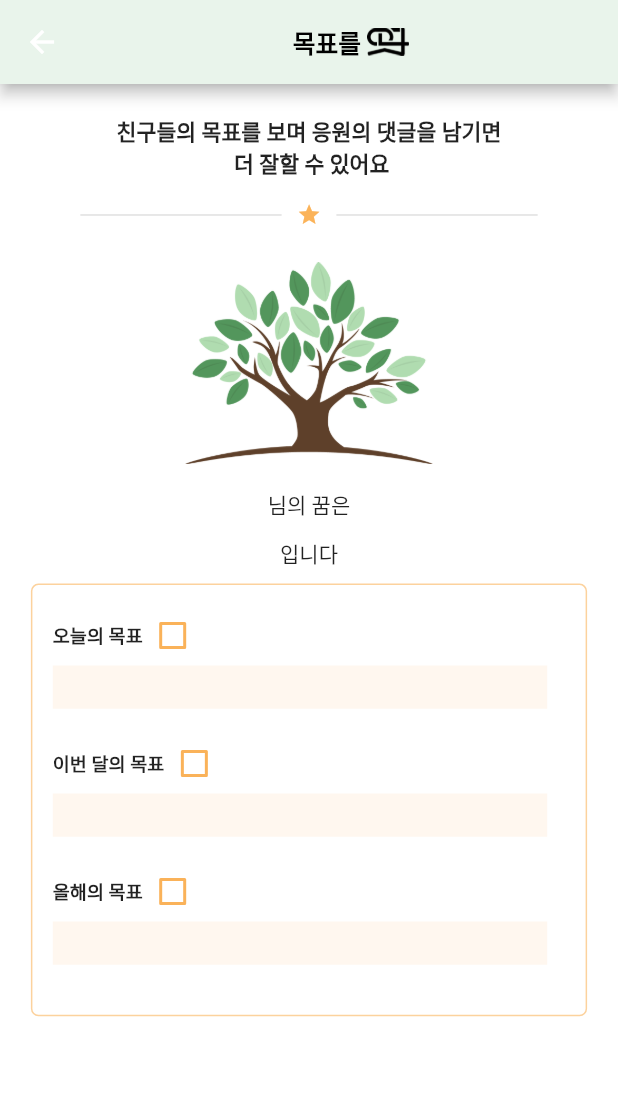
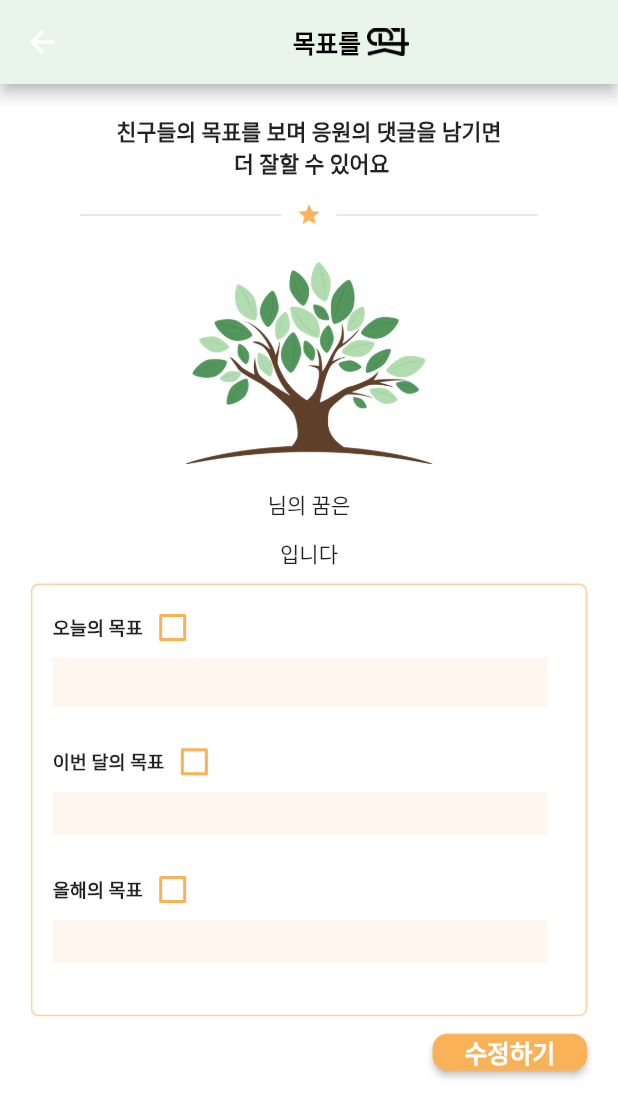
Before and after one commit to ddo0ii/itdago, a Flutter app: the GoalEditPage screen opened directly with empty values, on a phone screen of 412 x 824 dp. Shown: the top 1118 px of the screen. Run offline on Flutter 3.47's test engine with Material 2 defaults, Android fonts, the phone set to English and light mode, and no system bars; our stand-ins replace audioplayers, cloud_firestore, dropdown_search, file, firebase_auth, firebase_database and 2 more; missing offline and left inert: flutter_audio_recorder, medcorder_audio, permissions_plugin; accounts and stored records are empty.

Commit message:
진짜 최종 이제 끝

```diff
--- a/lib/goal_edit.dart
+++ b/lib/goal_edit.dart
@@ -71,7 +71,6 @@ class _GoalEditPageState extends State<GoalEditPage> {
       height: height,
       child:  TextField(
         controller: _todaytextController,
-        onSubmitted: _todayhandleSubmitted,
         decoration:  InputDecoration(
             filled: true,
             fillColor: HexColor("#fff7ef"),
@@ -87,7 +86,6 @@ class _GoalEditPageState extends State<GoalEditPage> {
       height: height,
       child:  TextField(
         controller: _weektextController,
-        onSubmitted: _weekhandleSubmitted,
         decoration:  InputDecoration(
             filled: true,
             fillColor: HexColor("#fff7ef"),
@@ -103,7 +101,6 @@ class _GoalEditPageState extends State<GoalEditPage> {
       height: height,
       child:  TextField(
         controller: _yeartextController,
-        onSubmitted: _yearhandleSubmitted,
         decoration:  InputDecoration(
             filled: true,
             fillColor: HexColor("#fff7ef"),
@@ -364,7 +361,7 @@ class _GoalEditPageState extends State<GoalEditPage> {
               ),
               Container(height: screenHeight*0.01),
               Container(
-                padding: EdgeInsets.all(screenWidth*0.033),
+                padding: EdgeInsets.fromLTRB(screenWidth*0.033, screenHeight*0.01, screenWidth*0.033, screenHeight*0.01),
                 width: screenWidth*0.9,
                 height: screenHeight*0.35,
                 decoration: BoxDecoration(
@@ -397,7 +394,11 @@ class _GoalEditPageState extends State<GoalEditPage> {
                         ),
                       ],
                     ),
-                    _todaybuildTextComposer(screenWidth*0.8,screenWidth*0.07),
+                    Row(
+                      children: [
+                        _todaybuildTextComposer(screenWidth*0.8,screenHeight*0.04),
+                      ],
+                    ),
                     Container(height: screenHeight*0.02,),
                     Row(
                       children: [
@@ -447,6 +448,40 @@ class _GoalEditPageState extends State<GoalEditPage> {
                   ],
                 ),
               ),
+              Container(
+                width: screenWidth*0.9,
+                child: Row(
+                  mainAxisAlignment: MainAxisAlignment.end,
+                  children: [
+                    ButtonTheme(
+                      minWidth: screenWidth*0.25,
+                      height: screenHeight*0.03,
+                      child: RaisedButton(
+                        color: HexColor("#fab259"),
+                        shape: RoundedRectangleBorder(
+                          borderRadius: BorderRadius.circular(10.0),
+                        ),
+                        child: Text(
+                          '수정하기',
+                          style: TextStyle(
+                            fontSize: screenWidth*0.04,
+                            fontWeight: FontWeight.bold,
+                            color: Colors.white,
+                          ),
+                        ),
+                        onPressed: () {
+                          if(_todaytextController.text != "")
+                            _todayhandleSubmitted(_todaytextController.text);
+                          if(_weektextController.text != "")
+                            _weekhandleSubmitted(_weektextController.text);
+                          if(_yeartextController.text != "")
+                            _yearhandleSubmitted(_yeartextController.text);
+                        },
+                      ),
+                    ),
+                  ],
+                ),
+              ),
             ],
           ),
         ),
```
Also changed, not shown: 1 other file.
